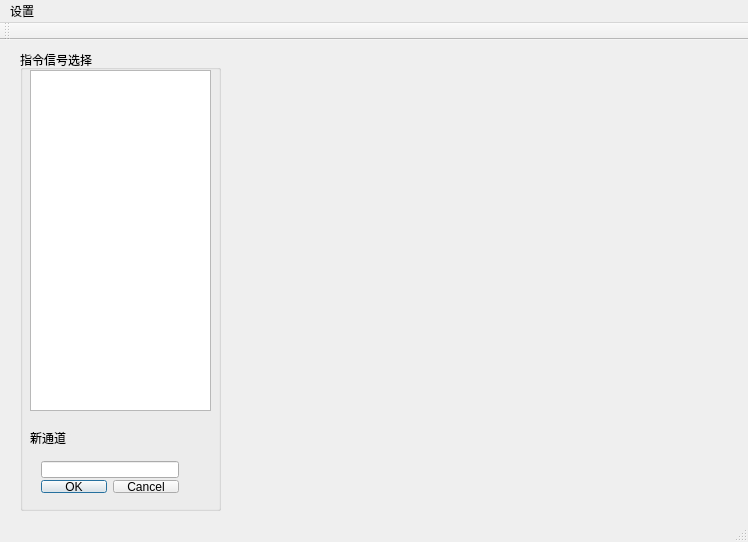
Old version of the form cmdsimmw.ui in the repository CarnationTL/cmd_sim.
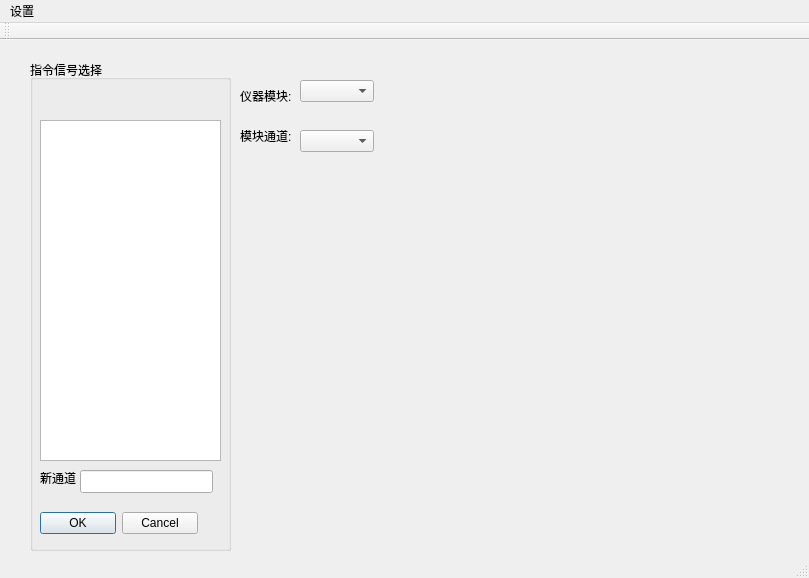
New version of the form.

What changed in the file:
```diff
--- a/cmdsimmw.ui
+++ b/cmdsimmw.ui
@@ -6,8 +6,8 @@
    <rect>
     <x>0</x>
     <y>0</y>
-    <width>748</width>
-    <height>542</height>
+    <width>809</width>
+    <height>578</height>
    </rect>
   </property>
   <property name="windowTitle">
@@ -17,10 +17,10 @@
    <widget class="QGroupBox" name="gBox_sig_sel">
     <property name="geometry">
      <rect>
-      <x>20</x>
-      <y>10</y>
+      <x>30</x>
+      <y>20</y>
       <width>201</width>
-      <height>461</height>
+      <height>491</height>
      </rect>
     </property>
     <property name="styleSheet">
@@ -33,7 +33,7 @@
      <property name="geometry">
       <rect>
        <x>10</x>
-       <y>380</y>
+       <y>410</y>
        <width>41</width>
        <height>16</height>
       </rect>
@@ -50,81 +50,133 @@
       </property>
      </widget>
     </widget>
-    <widget class="QWidget" name="layoutWidget">
+    <widget class="QDialogButtonBox" name="bbx_sig_sel">
      <property name="geometry">
       <rect>
        <x>10</x>
-       <y>400</y>
-       <width>160</width>
-       <height>54</height>
+       <y>450</y>
+       <width>158</width>
+       <height>27</height>
       </rect>
      </property>
-     <layout class="QVBoxLayout" name="verticalLayout">
-      <item>
-       <widget class="QLineEdit" name="edit_line">
-        <property name="enabled">
-         <bool>true</bool>
-        </property>
-        <property name="minimumSize">
-         <size>
-          <width>133</width>
-          <height>17</height>
-         </size>
-        </property>
-        <property name="styleSheet">
-         <string notr="true">font: 9pt &quot;微软雅黑&quot;;</string>
-        </property>
-       </widget>
-      </item>
-      <item>
-       <widget class="QDialogButtonBox" name="bbx_sig_sel">
-        <property name="styleSheet">
-         <string notr="true">font: 9pt &quot;微软雅黑&quot;;
+     <property name="styleSheet">
+      <string notr="true">font: 9pt &quot;微软雅黑&quot;;
 
 </string>
-        </property>
-        <property name="standardButtons">
-         <set>QDialogButtonBox::Cancel|QDialogButtonBox::Ok</set>
-        </property>
-       </widget>
-      </item>
-     </layout>
+     </property>
+     <property name="standardButtons">
+      <set>QDialogButtonBox::Cancel|QDialogButtonBox::Ok</set>
+     </property>
     </widget>
-   </widget>
-   <widget class="QListView" name="listw_sig_sel">
-    <property name="geometry">
-     <rect>
-      <x>30</x>
-      <y>30</y>
-      <width>181</width>
-      <height>341</height>
-     </rect>
-    </property>
-    <property name="styleSheet">
-     <string notr="true">font: 9pt &quot;微软雅黑&quot;;</string>
-    </property>
-    <property name="viewMode">
-     <enum>QListView::ListMode</enum>
-    </property>
+    <widget class="QListView" name="listw_sig_sel">
+     <property name="geometry">
+      <rect>
+       <x>10</x>
+       <y>60</y>
+       <width>181</width>
+       <height>341</height>
+      </rect>
+     </property>
+     <property name="styleSheet">
+      <string notr="true">font: 9pt &quot;微软雅黑&quot;;</string>
+     </property>
+     <property name="viewMode">
+      <enum>QListView::ListMode</enum>
+     </property>
+    </widget>
+    <widget class="QLineEdit" name="edit_line">
+     <property name="enabled">
+      <bool>true</bool>
+     </property>
+     <property name="geometry">
+      <rect>
+       <x>50</x>
+       <y>410</y>
+       <width>133</width>
+       <height>23</height>
+      </rect>
+     </property>
+     <property name="minimumSize">
+      <size>
+       <width>133</width>
+       <height>17</height>
+      </size>
+     </property>
+     <property name="styleSheet">
+      <string notr="true">font: 9pt &quot;微软雅黑&quot;;</string>
+     </property>
+    </widget>
    </widget>
    <widget class="QWidget" name="layoutWidget">
     <property name="geometry">
      <rect>
       <x>0</x>
-      <y>0</y>
+      <y>-20</y>
       <width>2</width>
       <height>2</height>
      </rect>
     </property>
     <layout class="QFormLayout" name="formLayout"/>
    </widget>
+   <widget class="QComboBox" name="comboBox">
+    <property name="geometry">
+     <rect>
+      <x>300</x>
+      <y>40</y>
+      <width>74</width>
+      <height>22</height>
+     </rect>
+    </property>
+   </widget>
+   <widget class="QLabel" name="label">
+    <property name="geometry">
+     <rect>
+      <x>240</x>
+      <y>50</y>
+      <width>54</width>
+      <height>12</height>
+     </rect>
+    </property>
+    <property name="styleSheet">
+     <string notr="true">font: 9pt &quot;微软雅黑&quot;;</string>
+    </property>
+    <property name="text">
+     <string>仪器模块:</string>
+    </property>
+   </widget>
+   <widget class="QComboBox" name="comboBox_2">
+    <property name="geometry">
+     <rect>
+      <x>300</x>
+      <y>90</y>
+      <width>74</width>
+      <height>22</height>
+     </rect>
+    </property>
+   </widget>
+   <widget class="QLabel" name="label_2">
+    <property name="geometry">
+     <rect>
+      <x>240</x>
+      <y>90</y>
+      <width>54</width>
+      <height>12</height>
+     </rect>
+    </property>
+    <property name="styleSheet">
+     <string notr="true">font: 9pt &quot;微软雅黑&quot;;</string>
+    </property>
+    <property name="text">
+     <string>模块通道:</string>
+    </property>
+   </widget>
   </widget>
   <widget class="QMenuBar" name="menuBar">
    <property name="geometry">
     <rect>
      <x>0</x>
      <y>0</y>
-     <width>748</width>
+     <width>809</width>
      <height>17</height>
     </rect>
    </property>
```
